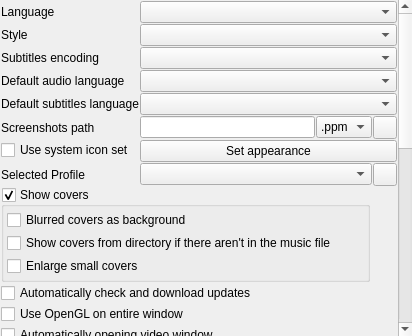
The window that src/gui/Ui/SettingsGeneral.ui (zaps166/QMPlay2) describes before a commit, drawn with Qt 5.
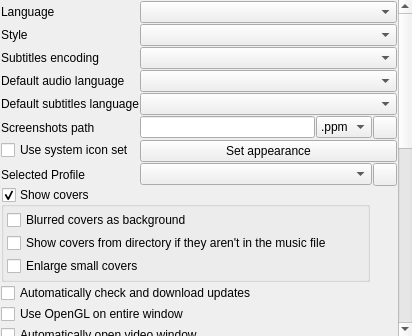
The same window after the commit.

```diff
--- a/src/gui/Ui/SettingsGeneral.ui
+++ b/src/gui/Ui/SettingsGeneral.ui
@@ -54,7 +54,7 @@
           <item row="1" column="0" colspan="2">
            <widget class="QCheckBox" name="showDirCoversB">
             <property name="text">
-             <string>Show covers from directory if there aren't in the music file</string>
+             <string>Show covers from directory if they aren't in the music file</string>
             </property>
            </widget>
           </item>
@@ -267,7 +267,7 @@
        <item row="4" column="0">
         <widget class="QCheckBox" name="autoOpenVideoWindowB">
          <property name="text">
-          <string>Automatically opening video window</string>
+          <string>Automatically open video window</string>
          </property>
         </widget>
        </item>
```
Left out of the diff: 4 changed lines with no effect on the pictures.
